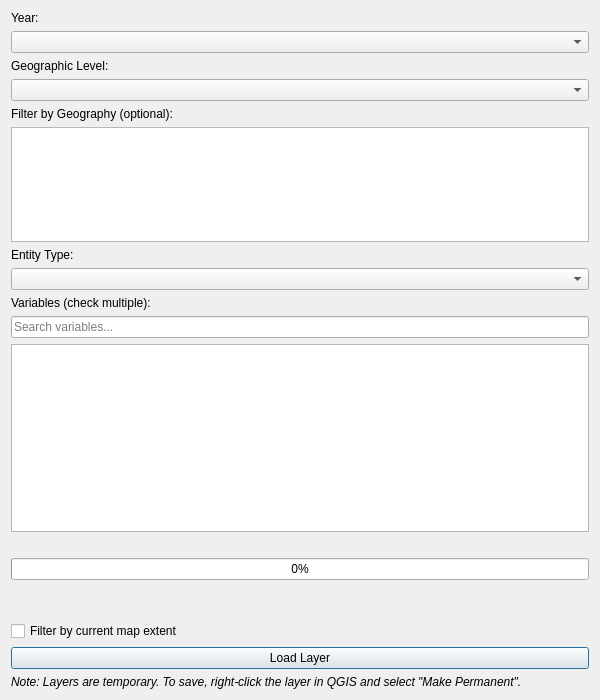
First picture: the form in dialog.ui, repository nlebovits/censo-argentino-qgis, before the edit.
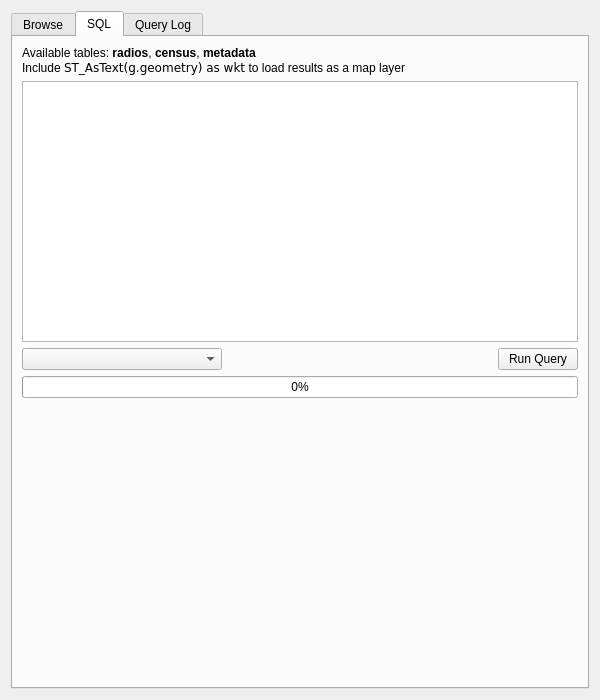
Second picture: the form after the edit. The open tabs and pages were chosen to show the change.

Commit message: Add SQL query interface and Query Log tab

```diff
--- a/dialog.ui
+++ b/dialog.ui
@@ -21,6 +21,18 @@
   </property>
   <layout class="QVBoxLayout" name="verticalLayout">
    <item>
+    <widget class="QTabWidget" name="tabWidget">
+     <property name="currentIndex">
+      <number>0</number>
+     </property>
+
+     <!-- BROWSE TAB -->
+     <widget class="QWidget" name="tabBrowse">
+      <attribute name="title">
+       <string>Browse</string>
+      </attribute>
+      <layout class="QVBoxLayout" name="verticalLayout_2">
+       <item>
     <widget class="QLabel" name="label">
      <property name="text">
       <string>Year:</string>
@@ -168,6 +180,174 @@
      <property name="textFormat">
       <enum>Qt::RichText</enum>
      </property>
+        </widget>
+       </item>
+      </layout>
+     </widget>
+
+     <!-- SQL TAB -->
+     <widget class="QWidget" name="tabSql">
+      <attribute name="title">
+       <string>SQL</string>
+      </attribute>
+      <layout class="QVBoxLayout" name="verticalLayout_3">
+       <item>
+        <widget class="QLabel" name="lblSqlHelp">
+         <property name="text">
+          <string>Available tables: &lt;b&gt;radios&lt;/b&gt;, &lt;b&gt;census&lt;/b&gt;, &lt;b&gt;metadata&lt;/b&gt;&lt;br/&gt;Include &lt;code&gt;ST_AsText(g.geometry) as wkt&lt;/code&gt; to load results as a map layer</string>
+         </property>
+         <property name="textFormat">
+          <enum>Qt::RichText</enum>
+         </property>
+         <property name="wordWrap">
+          <bool>true</bool>
+         </property>
+        </widget>
+       </item>
+       <item>
+        <widget class="QPlainTextEdit" name="txtSql">
+         <property name="minimumSize">
+          <size>
+           <width>0</width>
+           <height>200</height>
+          </size>
+         </property>
+         <property name="font">
+          <font>
+           <family>Consolas,Monaco,Courier New,monospace</family>
+          </font>
+         </property>
+        </widget>
+       </item>
+       <item>
+        <layout class="QHBoxLayout" name="horizontalLayout">
+         <item>
+          <widget class="QComboBox" name="comboExamples">
+           <property name="minimumSize">
+            <size>
+             <width>200</width>
+             <height>0</height>
+            </size>
+           </property>
+          </widget>
+         </item>
+         <item>
+          <spacer name="horizontalSpacer">
+           <property name="orientation">
+            <enum>Qt::Horizontal</enum>
+           </property>
+           <property name="sizeHint" stdset="0">
+            <size>
+             <width>40</width>
+             <height>20</height>
+            </size>
+           </property>
+          </spacer>
+         </item>
+         <item>
+          <widget class="QPushButton" name="btnRunSql">
+           <property name="text">
+            <string>Run Query</string>
+           </property>
+          </widget>
+         </item>
+        </layout>
+       </item>
+       <item>
+        <widget class="QProgressBar" name="progressBarSql">
+         <property name="value">
+          <number>0</number>
+         </property>
+        </widget>
+       </item>
+       <item>
+        <widget class="QLabel" name="lblSqlStatus">
+         <property name="text">
+          <string/>
+         </property>
+         <property name="wordWrap">
+          <bool>true</bool>
+         </property>
+        </widget>
+       </item>
+       <item>
+        <spacer name="verticalSpacer_2">
+         <property name="orientation">
+          <enum>Qt::Vertical</enum>
+         </property>
+         <property name="sizeHint" stdset="0">
+          <size>
+           <width>20</width>
+           <height>40</height>
+          </size>
+         </property>
+        </spacer>
+       </item>
+      </layout>
+     </widget>
+
+     <!-- QUERY LOG TAB -->
+     <widget class="QWidget" name="tabQueryLog">
+      <attribute name="title">
+       <string>Query Log</string>
+      </attribute>
+      <layout class="QVBoxLayout" name="verticalLayout_4">
+       <item>
+        <widget class="QLabel" name="lblQueryLogHelp">
+         <property name="text">
+          <string>Generated SQL queries from Browse tab and manual SQL tab queries appear here</string>
+         </property>
+         <property name="wordWrap">
+          <bool>true</bool>
+         </property>
+        </widget>
+       </item>
+       <item>
+        <widget class="QPlainTextEdit" name="txtQueryLog">
+         <property name="readOnly">
+          <bool>true</bool>
+         </property>
+         <property name="font">
+          <font>
+           <family>Consolas,Monaco,Courier New,monospace</family>
+          </font>
+         </property>
+        </widget>
+       </item>
+       <item>
+        <layout class="QHBoxLayout" name="horizontalLayout_2">
+         <item>
+          <widget class="QPushButton" name="btnCopyQuery">
+           <property name="text">
+            <string>Copy Last Query</string>
+           </property>
+          </widget>
+         </item>
+         <item>
+          <widget class="QPushButton" name="btnClearLog">
+           <property name="text">
+            <string>Clear Log</string>
+           </property>
+          </widget>
+         </item>
+         <item>
+          <spacer name="horizontalSpacer_2">
+           <property name="orientation">
+            <enum>Qt::Horizontal</enum>
+           </property>
+           <property name="sizeHint" stdset="0">
+            <size>
+             <width>40</width>
+             <height>20</height>
+            </size>
+           </property>
+          </spacer>
+         </item>
+        </layout>
+       </item>
+      </layout>
+     </widget>
+
     </widget>
    </item>
   </layout>
```
Lines whose indentation alone changed are shown as unchanged. The commit also changes 3 other files.
